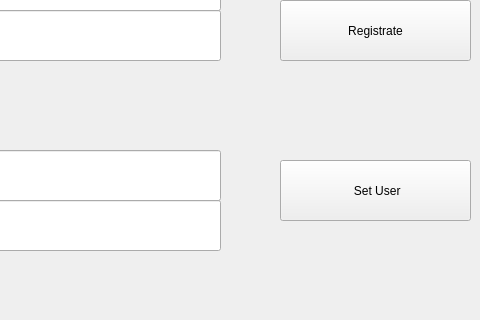
Qt form Client/settingsdialog.ui (ArtemD/SpeedFreak) before a commit; both pictures show x 320 to 800 and y 160 to 480 of the 800 by 480 pixel window.
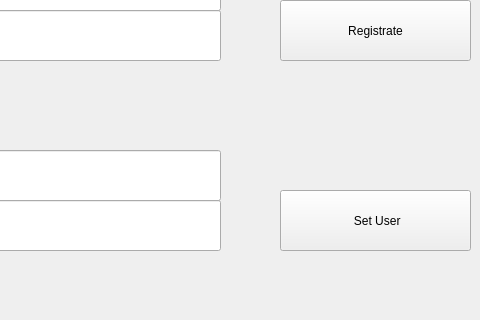
The same form after that commit.

Commit message: Added settingsdialog functionality

What changed in the file:
```diff
--- a/Client/settingsdialog.ui
+++ b/Client/settingsdialog.ui
@@ -175,7 +175,7 @@
    <property name="geometry">
     <rect>
      <x>600</x>
-     <y>320</y>
+     <y>350</y>
      <width>191</width>
      <height>61</height>
     </rect>
```
Left out of the diff: 9 changed lines with no effect on the pictures. The commit also changes 2 other files.
